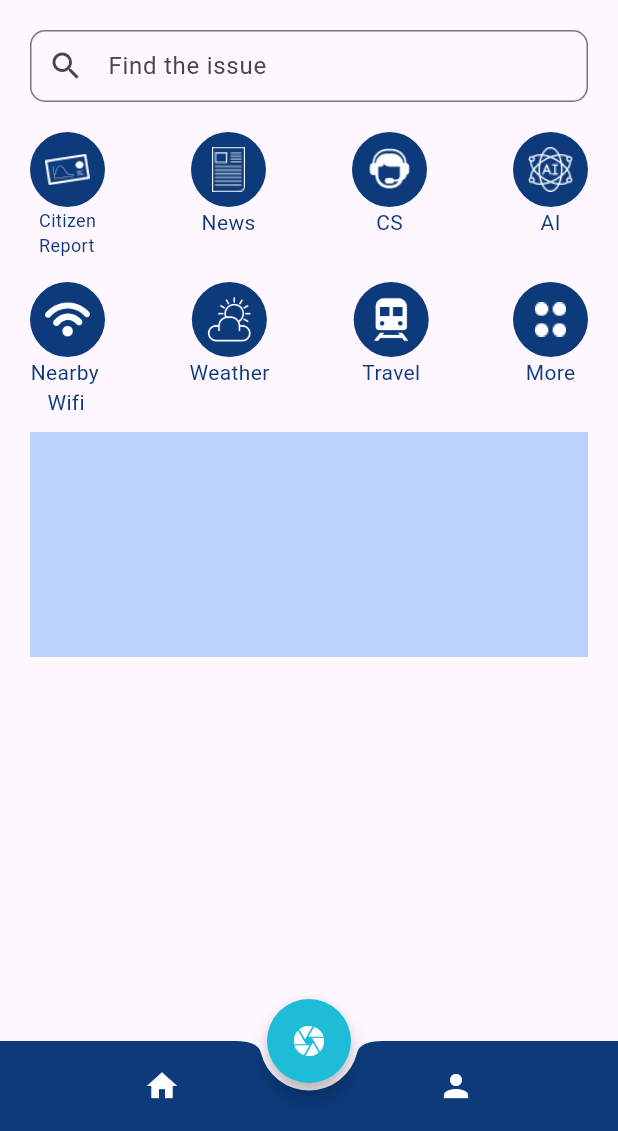
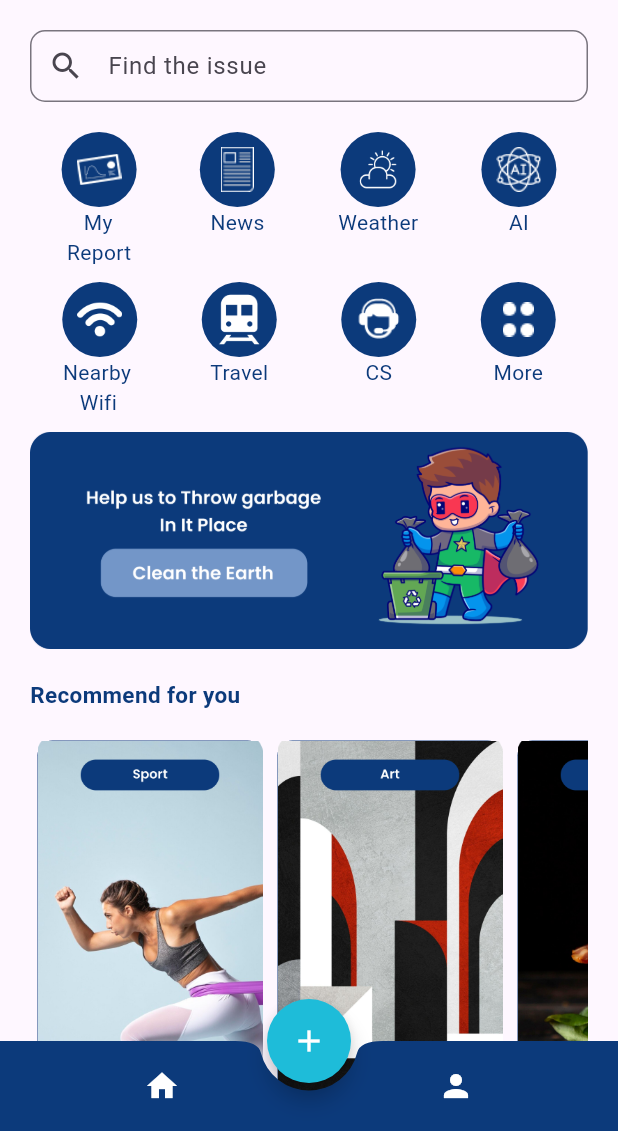
Before and after one commit to fzraffi/flutter_miniproject_complaintApp, a Flutter app: the HomePageScreen screen opened directly, on a phone screen of 412 x 824 dp, the part 105-1236 px from its top. Run offline on Flutter 3.47's test engine with Material 3 defaults, Android fonts, the phone set to English and light mode, and no system bars; our stand-ins replace dash_chat_2, dio, flutter_gemini, geocoding, geolocator, loading_animation_widget and 1 more; accounts and stored records are empty; project files that could hold a hidden picture were left out.

```diff
--- /dev/null
+++ b/k_app/lib/models/news_model.dart
@@ -0,0 +1,29 @@
+class NewsModel {
+  final int id;
+  final String title;
+  final String desc;
+  final String author;
+
+  NewsModel(
+      {required this.id,
+      required this.title,
+      required this.desc,
+      required this.author});
+
+  factory NewsModel.fromJson(Map<String, dynamic> json) {
+    return NewsModel(
+        id: json['id'],
+        title: json['title'],
+        desc: json['desc'],
+        author: json['author']);
+  }
+
+  Map<String, dynamic> toJson() {
+    return {
+      'id': id,
+      'title': title,
+      'desc': desc,
+      'author': author,
+    };
+  }
+}
--- /dev/null
+++ b/k_app/lib/providers/news_provider.dart
@@ -0,0 +1,31 @@
+import 'package:flutter/material.dart';
+import 'package:k_app/models/news_model.dart';
+import 'package:k_app/services/news_service.dart';
+
+class NewsProvider extends ChangeNotifier {
+  final NewsService _newsService = NewsService();
+
+  List<NewsModel>? _news; // Ubah tipe data menjadi List<NewsModel>
+  bool _isLoaded = false;
+
+  List<NewsModel>? get news => _news;
+  bool get isLoaded => _isLoaded;
+
+  void getNews() async {
+  try {
+    _isLoaded = true;
+    final response = await _newsService.getNews();
+    if (response.statusCode == 200) {
+      _news = (response.data as List<dynamic>)
+          .map((e) => NewsModel.fromJson(e))
+          .toList();
+      notifyListeners();
+    }
+  } catch (e) {
+    debugPrint('Error $e');
+  } finally {
+    _isLoaded = false;
+  }
+}
+
+}
--- a/k_app/lib/screens/geminichat.dart
+++ b/k_app/lib/screens/geminichat.dart
@@ -33,12 +33,12 @@ class _ChatBotGeminiPageState extends State<ChatBotGeminiPage> {
           onPressed: () {
             Navigator.pop(context);
           },
-          icon: Icon(
+          icon: const Icon(
             Icons.arrow_back,
             color: Colors.white,
           ),
         ),
-        backgroundColor: Color.fromARGB(255, 12, 58, 123),
+        backgroundColor: const Color.fromARGB(255, 12, 58, 123),
         centerTitle: true,
         title: const Text(
           "AI Chat",
--- a/k_app/lib/screens/homepage_screen.dart
+++ b/k_app/lib/screens/homepage_screen.dart
@@ -1,6 +1,10 @@
+import 'package:flutter/cupertino.dart';
 import 'package:flutter/material.dart';
+import 'package:flutter/widgets.dart';
 import 'package:k_app/screens/geminichat.dart';
-import 'package:k_app/screens/test.dart';
+import 'package:k_app/screens/inputissuepage_screen.dart';
+import 'package:k_app/screens/newspage_screen.dart';
+import 'package:k_app/screens/userreport_screen.dart';
 import 'package:k_app/widgets/bottomnavy.dart';
 
 class HomePageScreen extends StatefulWidget {
@@ -53,9 +57,14 @@ class _HomePageScreenState extends State<HomePageScreen> {
                   height: 20,
                 ),
                 Row(
-                  mainAxisAlignment: MainAxisAlignment.spaceBetween,
+                  mainAxisAlignment: MainAxisAlignment.spaceAround,
                   children: [
-                    const SizedBox(
+                    GestureDetector(
+                      onTap: () {
+                        Navigator.of(context).push(MaterialPageRoute(
+                            builder: (_) => const UserReportScreen()));
+                      },
+                      child: const SizedBox(
                         height: 100,
                         child: Column(
                           children: [
@@ -63,26 +72,34 @@ class _HomePageScreenState extends State<HomePageScreen> {
                               backgroundColor: Color.fromARGB(255, 12, 58, 123),
                               radius: 25,
                               child: Image(
-                              image: AssetImage('assets/images/cityreport.png'),
+                                image:
+                                    AssetImage('assets/images/cityreport.png'),
                                 width: 30,
                                 height: 30,
                               ),
                             ),
                             Text(
-                            'Citizen\nReport',
+                              '   My \nReport',
                               style: TextStyle(
                                 color: Color.fromARGB(255, 12, 58, 123),
-                                fontSize: 12),
+                              ),
                             ),
                           ],
                         ),
                       ),
-                    const SizedBox(
+                    ),
+                    GestureDetector(
+                      onTap: () {
+                        Navigator.of(context).push(
+                            MaterialPageRoute(builder: (_) => NewsPage()));
+                      },
+                      child: const SizedBox(
                         height: 100,
                         child: Column(
                           children: [
                             CircleAvatar(
-                              backgroundColor: Color.fromARGB(255, 12, 58, 123),
+                                backgroundColor:
+                                    Color.fromARGB(255, 12, 58, 123),
                                 radius: 25,
                                 child: Image(
                                     image: AssetImage('assets/images/news.png'),
@@ -96,6 +113,7 @@ class _HomePageScreenState extends State<HomePageScreen> {
                           ],
                         ),
                       ),
+                    ),
                     const SizedBox(
                       height: 100,
                       child: Column(
@@ -104,26 +122,29 @@ class _HomePageScreenState extends State<HomePageScreen> {
                               backgroundColor: Color.fromARGB(255, 12, 58, 123),
                               radius: 25,
                               child: Image(
-                                  image: AssetImage('assets/images/cs.png'),
+                                  image: AssetImage('assets/images/cloud.png'),
                                   width: 30,
                                   height: 30)),
                           Text(
-                            'CS',
+                            'Weather',
                             style: TextStyle(
                                 color: Color.fromARGB(255, 12, 58, 123)),
                           ),
                         ],
                       ),
                     ),
-                    GestureDetector( onTap: (){
-                      Navigator.of(context).push(MaterialPageRoute(builder: (_) => const ChatBotGeminiPage()));
+                    GestureDetector(
+                      onTap: () {
+                        Navigator.of(context).push(MaterialPageRoute(
+                            builder: (_) => const ChatBotGeminiPage()));
                       },
                       child: const SizedBox(
                         height: 100,
                         child: Column(
                           children: [
                             CircleAvatar(
-                                backgroundColor: Color.fromARGB(255, 12, 58, 123),
+                                backgroundColor:
+                                    Color.fromARGB(255, 12, 58, 123),
                                 radius: 25,
                                 child: Image(
                                     image: AssetImage('assets/images/ai.png'),
@@ -144,7 +165,7 @@ class _HomePageScreenState extends State<HomePageScreen> {
                 // SECOND MENU
 
                 const Row(
-                  mainAxisAlignment: MainAxisAlignment.spaceBetween,
+                  mainAxisAlignment: MainAxisAlignment.spaceAround,
                   children: [
                     SizedBox(
                       height: 100,
@@ -174,12 +195,13 @@ class _HomePageScreenState extends State<HomePageScreen> {
                               backgroundColor: Color.fromARGB(255, 12, 58, 123),
                               radius: 25,
                               child: Image(
-                                image: AssetImage('assets/images/cloud.png'),
+                                image: AssetImage(
+                                    'assets/images/transportation.png'),
                                 width: 35,
                                 height: 40,
                               )),
                           Text(
-                            'Weather',
+                            'Travel',
                             style: TextStyle(
                                 color: Color.fromARGB(255, 12, 58, 123)),
                           ),
@@ -194,13 +216,12 @@ class _HomePageScreenState extends State<HomePageScreen> {
                               backgroundColor: Color.fromARGB(255, 12, 58, 123),
                               radius: 25,
                               child: Image(
-                                image: AssetImage(
-                                    'assets/images/transportation.png'),
+                                image: AssetImage('assets/images/cs.png'),
                                 width: 30,
                                 height: 45,
                               )),
                           Text(
-                            'Travel',
+                            'CS',
                             style: TextStyle(
                                 color: Color.fromARGB(255, 12, 58, 123)),
                           ),
@@ -227,9 +248,54 @@ class _HomePageScreenState extends State<HomePageScreen> {
                   ],
                 ),
 
+                Image(image: AssetImage('assets/images/banner1.png')),
+                SizedBox(
+                  height: 20,
+                ),
+                Align(
+                  alignment: AlignmentDirectional.topStart,
+                  child: Text('Recommend for you', style: TextStyle(
+                  fontWeight: FontWeight.bold, fontSize: 15, color: Color.fromARGB(255, 12, 58, 123),
+                  ),)),
+                SizedBox(
+                  height: 15,
+                ),
+                SingleChildScrollView(
+                  scrollDirection: Axis.horizontal,
+                  child: Row(
+                    children: [
                       Container(
-                  height: 150,
-                  color: const Color.fromARGB(255, 187, 210, 255),
+                        width: 150,
+                        height: 240,
+                        margin: EdgeInsets.all(5),
+                        decoration: BoxDecoration(
+                          color: Color.fromARGB(255, 12, 58, 123),
+                          borderRadius: BorderRadius.circular(10),
+                        ),
+                        child: Image(image: AssetImage('assets/images/banner3.png'), fit: BoxFit.cover,),
+                      ),
+                      Container(
+                        width: 150,
+                        height: 240,
+                        margin: EdgeInsets.all(5),
+                        decoration: BoxDecoration(
+                          color: Color.fromARGB(255, 12, 58, 123),
+                          borderRadius: BorderRadius.circular(10),
+                        ),
+                        child: Image(image: AssetImage('assets/images/banner2.png'), fit: BoxFit.cover,),
+                      ),
+                                            Container(
+                        width: 150,
+                        height: 240,
+                        margin: EdgeInsets.all(5),
+                        decoration: BoxDecoration(
+                          color: Color.fromARGB(255, 12, 58, 123),
+                          borderRadius: BorderRadius.circular(10),
+                        ),
+                        child: Image(image: AssetImage('assets/images/banner4.png'), fit: BoxFit.cover,),
+                      ),
+                    ],
+                  ),
                 ),
               ],
             ),
@@ -239,10 +305,13 @@ class _HomePageScreenState extends State<HomePageScreen> {
       extendBody: true,
       floatingActionButton: FloatingActionButton(
         backgroundColor: const Color.fromARGB(255, 30, 188, 217),
-        onPressed: () {},
+        onPressed: () {
+          Navigator.of(context)
+              .push(MaterialPageRoute(builder: (_) => IssuePageScreen()));
+        },
         shape: const CircleBorder(),
         child: const Icon(
-          Icons.camera,
+          Icons.add,
           color: Colors.white,
         ),
       ),
--- /dev/null
+++ b/k_app/lib/services/news_service.dart
@@ -0,0 +1,22 @@
+import 'package:dio/dio.dart';
+
+class NewsService{
+  final Dio _dio = Dio();
+
+  final String _baseUrl = 'https://kmcrslkjoptlavxsmeti.supabase.co/rest/v1/';
+  final String _apiKey = 'eyJhbGciOiJIUzI1NiIsInR5cCI6IkpXVCJ9.eyJpc3MiOiJzdXBhYmFzZSIsInJlZiI6ImttY3JzbGtqb3B0bGF2eHNtZXRpIiwicm9sZSI6ImFub24iLCJpYXQiOjE3MTM3NzAxMzUsImV4cCI6MjAyOTM0NjEzNX0.GtaklIut7JNHxyIfe3yl7XpBNXEFZigpCneXkjJTSpk';
+
+  Future<Response> getNews() async{
+    var baseUrl = '${_baseUrl}news?select=*';
+    final response = await _dio.get(
+      baseUrl, options: Options(
+        headers: {
+          'apikey' : _apiKey,
+          'Authorization' : 'Bearer $_apiKey'
+        },
+      ),
+    );
+
+  return response;
+  }
+}
--- a/k_app/pubspec.yaml
+++ b/k_app/pubspec.yaml
@@ -40,9 +40,12 @@ dependencies:
   shared_preferences: ^2.0.3
   persistent_bottom_nav_bar_v2: ^5.2.3
   http: ^1.2.1
-  chat_gpt_sdk: ^3.0.0
   dash_chat_2: ^0.0.20
   flutter_gemini: ^2.0.3
+  geolocator: ^7.1.0
+  geocoding: ^3.0.0
+  dio: ^5.4.3+1
+  flutter_svg: ^2.0.10+1
 
 dev_dependencies:
   flutter_test:
```
Also changed, not shown: k_app/lib/main.dart (+10 -3 lines), k_app/lib/providers/location_provider.dart (added, +29 -0 lines), k_app/lib/screens/inputissuepage_screen.dart (added, +271 -0 lines), k_app/lib/screens/newspage_screen.dart (added, +100 -0 lines), k_app/lib/screens/userreport_screen.dart (added, +30 -0 lines), k_app/assets/images/banner1.png (added), k_app/assets/images/banner2.png (added), k_app/assets/images/banner3.png (added), k_app/assets/images/banner4.png (added), k_app/assets/images/boy.svg (added), k_app/pubspec.lock, 5 other files. Lines whose indentation alone changed are shown as unchanged.
